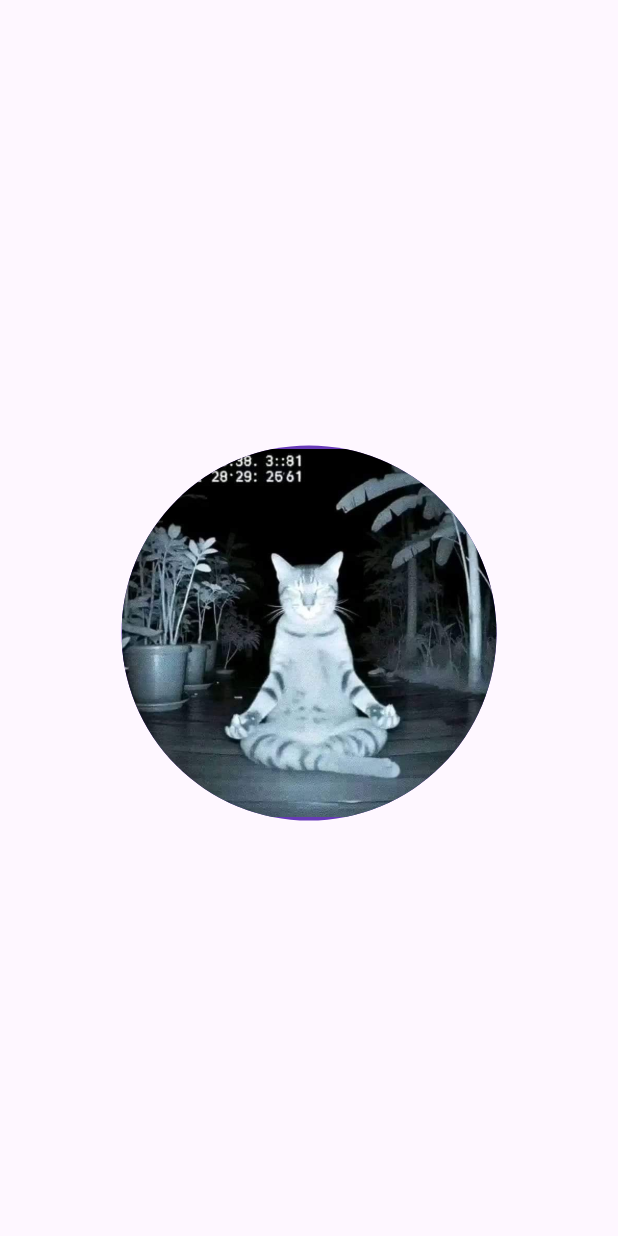
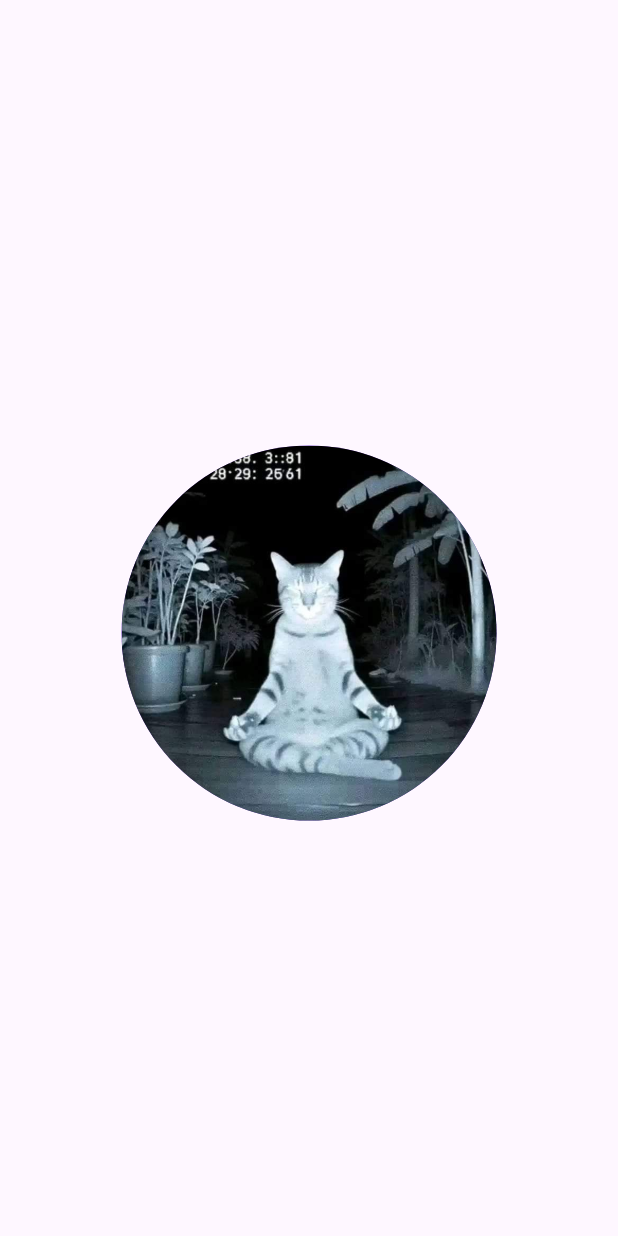
Before and after one commit to IhzaAnasrulloh/KB1179-1123150007-uts, a Flutter app: the screen it shows after launch, on a phone screen of 412 x 824 dp. Run offline on Flutter 3.47's test engine with Material 3 defaults, Android fonts, the phone set to English and light mode, and no system bars.

Commit message:
menambahkan gambar ke dalam bulatan

```diff
--- a/lib/Screen/splash_screen_1.dart
+++ b/lib/Screen/splash_screen_1.dart
@@ -18,7 +18,8 @@ class MySplashScreen extends StatelessWidget {
                 shape: BoxShape.circle,
                 color: Colors.deepPurple,
                 image: DecorationImage(
-                  image: AssetImage("assets/images/jawir.jpg")
+                  image: AssetImage("assets/images/jawir.jpg"),
+                  fit: BoxFit.cover,
                 )
               ),
             )
```
